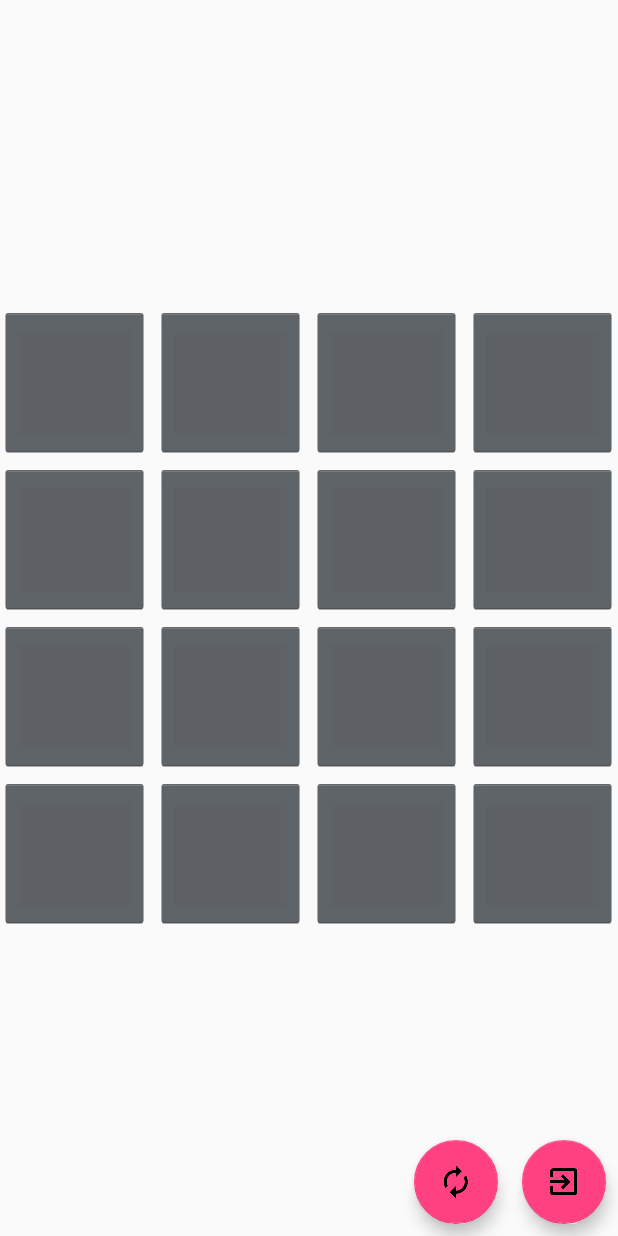
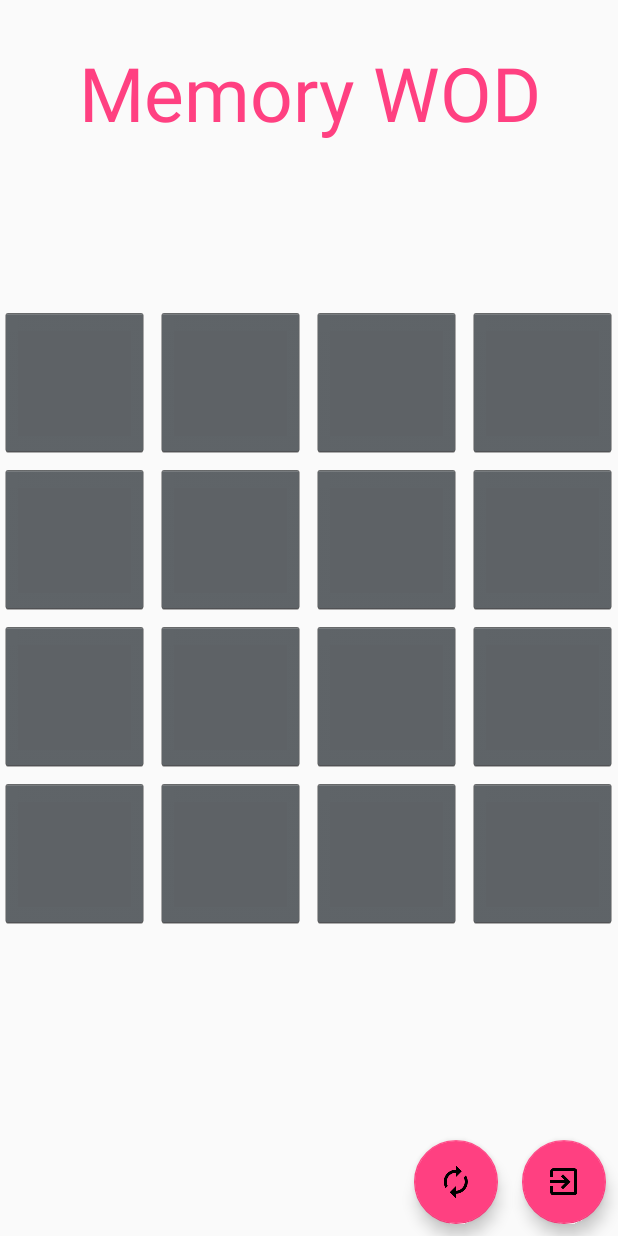
Before and after one commit to uncopyrightedapps/games-memory-wod, an Android app: the screen it shows after launch (PlayGameActivity), on a phone screen of 412 x 824 dp. Run offline under Robolectric (Android 15) with nearby library versions, the light colour scheme and no system bars.

Commit message:
Added game title

```diff
--- a/app/src/main/res/layout/activity_play_game.xml
+++ b/app/src/main/res/layout/activity_play_game.xml
@@ -3,6 +3,17 @@
     android:layout_width="match_parent"
     android:layout_height="match_parent"
     tools:context="org.uncopyrightedapps.games.memory_wod.PlayGameActivity">
+
+    <TextView
+        android:layout_width="match_parent"
+        android:layout_height="wrap_content"
+        android:layout_centerHorizontal="true"
+        android:textSize="50sp"
+        android:gravity="center"
+        android:layout_marginTop="28dp"
+        android:textColor="@color/colorAccent"
+        android:text="Memory WOD"
+        />
 
     <GridView xmlns:android="http://schemas.android.com/apk/res/android"
         android:id="@+id/gridview"
```
